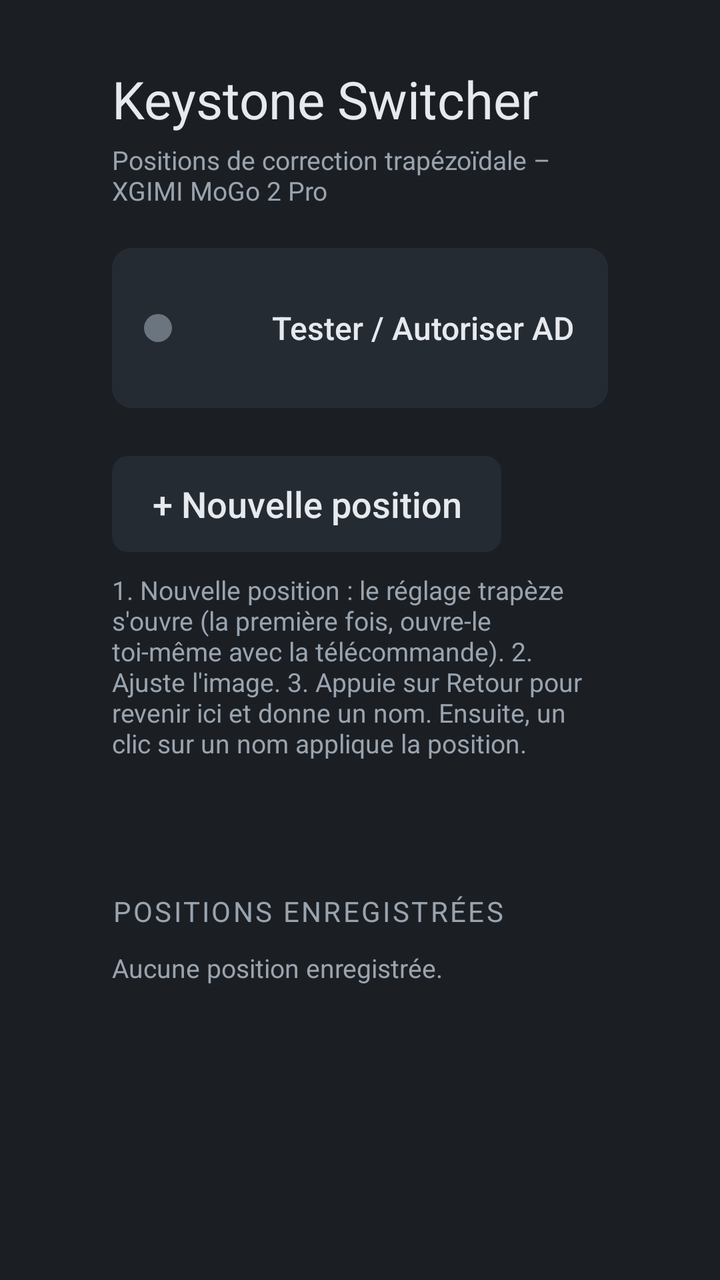
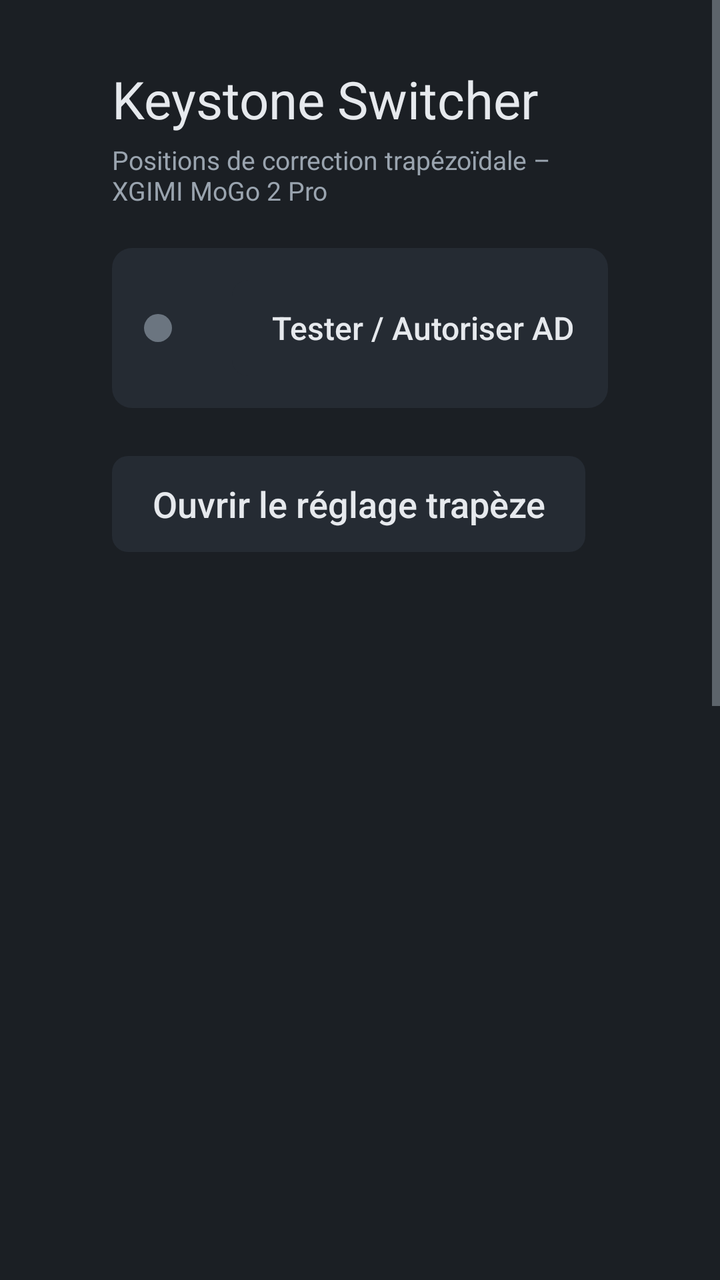

The first picture is an Android layout as it rendered before a commit; the second is the same layout after the commit. The layout source and the unified diff follow.
<!-- AndroidManifest.xml: application theme Theme.Keystone -->
<!-- res/layout/activity_main.xml -->
<?xml version="1.0" encoding="utf-8"?>
<ScrollView xmlns:android="http://schemas.android.com/apk/res/android"
    android:layout_width="match_parent"
    android:layout_height="match_parent"
    android:fillViewport="true">

    <LinearLayout
        android:layout_width="match_parent"
        android:layout_height="wrap_content"
        android:orientation="vertical"
        android:paddingStart="56dp"
        android:paddingTop="32dp"
        android:paddingEnd="56dp"
        android:paddingBottom="32dp">

        <TextView
            style="@style/KTitle"
            android:layout_width="wrap_content"
            android:layout_height="wrap_content"
            android:text="@string/app_name" />

        <TextView
            style="@style/KHint"
            android:layout_width="wrap_content"
            android:layout_height="wrap_content"
            android:layout_marginTop="4dp"
            android:text="@string/main_subtitle" />

        <LinearLayout
            android:layout_width="match_parent"
            android:layout_height="wrap_content"
            android:layout_marginTop="20dp"
            android:background="@drawable/bg_card"
            android:gravity="center_vertical"
            android:orientation="horizontal"
            android:padding="16dp">

            <View
                android:id="@+id/dotAdb"
                android:layout_width="14dp"
                android:layout_height="14dp"
                android:background="@drawable/status_dot" />

            <TextView
                android:id="@+id/txtAdbStatus"
                style="@style/KBody"
                android:layout_width="0dp"
                android:layout_height="wrap_content"
                android:layout_marginStart="14dp"
                android:layout_marginEnd="16dp"
                android:layout_weight="1" />

            <Button
                android:id="@+id/btnTestAdb"
                style="@style/KButton"
                android:layout_width="wrap_content"
                android:layout_height="wrap_content"
                android:text="@string/btn_test_adb" />
        </LinearLayout>

        <Button
            android:id="@+id/btnNewPosition"
            style="@style/KButton"
            android:layout_width="wrap_content"
            android:layout_height="wrap_content"
            android:layout_marginTop="24dp"
            android:text="@string/btn_new_position"
            android:textSize="18sp" />

        <TextView
            style="@style/KHint"
            android:layout_width="match_parent"
            android:layout_height="wrap_content"
            android:layout_marginTop="10dp"
            android:text="@string/new_position_help" />

        <TextView
            android:id="@+id/txtStatus"
            style="@style/KBody"
            android:layout_width="match_parent"
            android:layout_height="wrap_content"
            android:layout_marginTop="16dp" />

        <TextView
            style="@style/KSection"
            android:layout_width="wrap_content"
            android:layout_height="wrap_content"
            android:layout_marginTop="28dp"
            android:text="@string/section_positions" />

        <TextView
            android:id="@+id/txtEmpty"
            style="@style/KHint"
            android:layout_width="wrap_content"
            android:layout_height="wrap_content"
            android:layout_marginTop="10dp"
            android:text="@string/empty_positions" />

        <LinearLayout
            android:id="@+id/positionContainer"
            android:layout_width="match_parent"
            android:layout_height="wrap_content"
            android:layout_marginTop="8dp"
            android:orientation="vertical" />
    </LinearLayout>
</ScrollView>
<!-- resources referenced by this layout -->
<resources>
  <!-- drawable bg_card (drawable) -->
  <?xml version="1.0" encoding="utf-8"?>
  <shape xmlns:android="http://schemas.android.com/apk/res/android" android:shape="rectangle">
      <solid android:color="@color/surface" />
      <corners android:radius="10dp" />
  </shape>
  <!-- drawable status_dot (drawable) -->
  <?xml version="1.0" encoding="utf-8"?>
  <shape xmlns:android="http://schemas.android.com/apk/res/android" android:shape="oval">
      <solid android:color="@color/state_idle" />
      <size android:width="14dp" android:height="14dp" />
  </shape>
  <string name="app_name">Keystone Switcher</string>
  <string name="btn_new_position">+ Nouvelle position</string>
  <string name="btn_test_adb">Tester / Autoriser ADB</string>
  <string name="empty_positions">Aucune position enregistrée.</string>
  <string name="main_subtitle">Positions de correction trapézoïdale – XGIMI MoGo 2 Pro</string>
  <string name="new_position_help">1. Nouvelle position : le réglage trapèze s\'ouvre (la première fois, ouvre-le toi-même avec la télécommande). 2. Ajuste l\'image. 3. Appuie sur Retour pour revenir ici et donne un nom. Ensuite, un clic sur un nom applique la position.</string>
  <string name="section_positions">Positions enregistrées</string>
  <style name="KBody">
          <item name="android:textColor">@color/text_primary</item>
          <item name="android:textSize">16sp</item>
      </style>
  <style name="KButton" parent="@android:style/Widget.Material.Button.Borderless">
          <item name="android:background">@drawable/bg_button</item>
          <item name="android:textColor">@color/text_primary</item>
          <item name="android:textSize">16sp</item>
          <item name="android:textAllCaps">false</item>
          <item name="android:minHeight">48dp</item>
          <item name="android:minWidth">48dp</item>
          <item name="android:paddingStart">20dp</item>
          <item name="android:paddingEnd">20dp</item>
          <item name="android:focusable">true</item>
          <item name="android:stateListAnimator">@null</item>
      </style>
  <style name="KHint">
          <item name="android:textColor">@color/text_secondary</item>
          <item name="android:textSize">13sp</item>
      </style>
  <style name="KSection">
          <item name="android:textColor">@color/text_secondary</item>
          <item name="android:textSize">14sp</item>
          <item name="android:textAllCaps">true</item>
          <item name="android:letterSpacing">0.08</item>
      </style>
  <style name="KTitle">
          <item name="android:textColor">@color/text_primary</item>
          <item name="android:textSize">26sp</item>
      </style>
  <style name="Theme.Keystone" parent="@android:style/Theme.Material.NoActionBar">
          <item name="android:windowBackground">@color/bg</item>
          <item name="android:colorBackground">@color/bg</item>
          <item name="android:colorPrimary">@color/surface</item>
          <item name="android:colorPrimaryDark">@color/bg</item>
          <item name="android:colorAccent">@color/accent</item>
          <item name="android:textColorPrimary">@color/text_primary</item>
          <item name="android:textColorSecondary">@color/text_secondary</item>
          <item name="android:alertDialogTheme">@android:style/Theme.Material.Dialog.Alert</item>
      </style>
  <color name="surface">#FF252B33</color>
  <color name="state_idle">#FF6B7580</color>
  <color name="text_primary">#FFE6E9ED</color>
  <color name="text_secondary">#FF9AA4AF</color>
  <color name="bg">#FF1B1F24</color>
  <color name="accent">#FF5B8DB8</color>
  <color name="surface_focus">#FF2F4459</color>
  <!-- unchanged entries left out for length: 1 -->
</resources>

<!-- the commit's change to res/layout/activity_main.xml (unified diff, before → after) -->
@@ -58,21 +58,36 @@
                 android:text="@string/btn_test_adb" />
         </LinearLayout>
 
-        <Button
-            android:id="@+id/btnNewPosition"
-            style="@style/KButton"
-            android:layout_width="wrap_content"
+        <LinearLayout
+            android:layout_width="match_parent"
             android:layout_height="wrap_content"
             android:layout_marginTop="24dp"
-            android:text="@string/btn_new_position"
-            android:textSize="18sp" />
+            android:orientation="horizontal">
+
+            <Button
+                android:id="@+id/btnOpenMenu"
+                style="@style/KButton"
+                android:layout_width="wrap_content"
+                android:layout_height="wrap_content"
+                android:text="@string/btn_open_menu"
+                android:textSize="18sp" />
+
+            <Button
+                android:id="@+id/btnSavePosition"
+                style="@style/KButton"
+                android:layout_width="wrap_content"
+                android:layout_height="wrap_content"
+                android:layout_marginStart="14dp"
+                android:text="@string/btn_save_position"
+                android:textSize="18sp" />
+        </LinearLayout>
 
         <TextView
             style="@style/KHint"
             android:layout_width="match_parent"
             android:layout_height="wrap_content"
             android:layout_marginTop="10dp"
-            android:text="@string/new_position_help" />
+            android:text="@string/help" />
 
         <TextView
             android:id="@+id/txtStatus"
<!-- resource entries referenced after the edit -->
@@ -13,11 +13,12 @@
       <size android:width="14dp" android:height="14dp" />
   </shape>
   <string name="app_name">Keystone Switcher</string>
-  <string name="btn_new_position">+ Nouvelle position</string>
+  <string name="btn_open_menu">Ouvrir le réglage trapèze</string>
+  <string name="btn_save_position">Enregistrer la position actuelle</string>
   <string name="btn_test_adb">Tester / Autoriser ADB</string>
   <string name="empty_positions">Aucune position enregistrée.</string>
+  <string name="help">Ajuste l\'image dans le réglage trapèze, reviens ici avec Retour, puis enregistre la position sous un nom. Un clic sur un nom applique la position : l\'app ouvre le menu et déplace les 4 coins toute seule (quelques secondes).</string>
   <string name="main_subtitle">Positions de correction trapézoïdale – XGIMI MoGo 2 Pro</string>
-  <string name="new_position_help">1. Nouvelle position : le réglage trapèze s\'ouvre (la première fois, ouvre-le toi-même avec la télécommande). 2. Ajuste l\'image. 3. Appuie sur Retour pour revenir ici et donne un nom. Ensuite, un clic sur un nom applique la position.</string>
   <string name="section_positions">Positions enregistrées</string>
   <style name="KBody">
           <item name="android:textColor">@color/text_primary</item>
